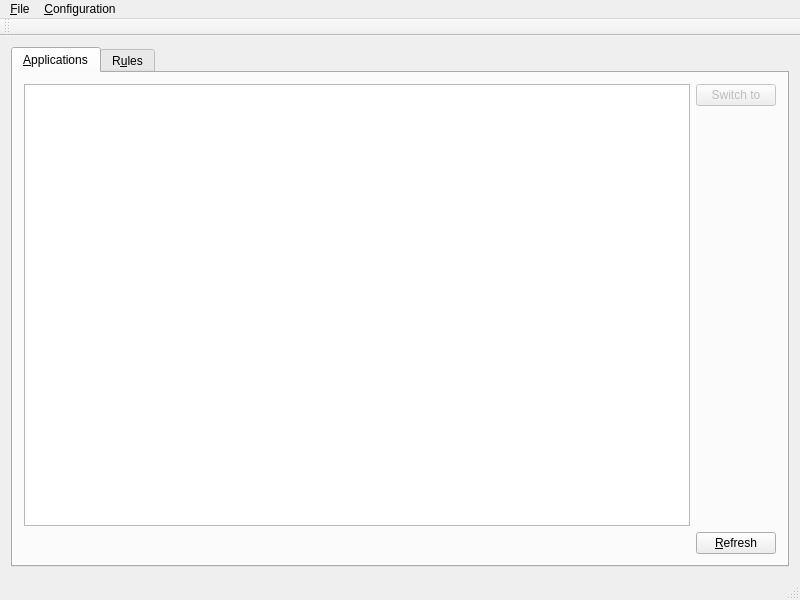
Qt form source/mainwindow.ui (martin-kudlicka/virtual-desktop-manager) before a commit.
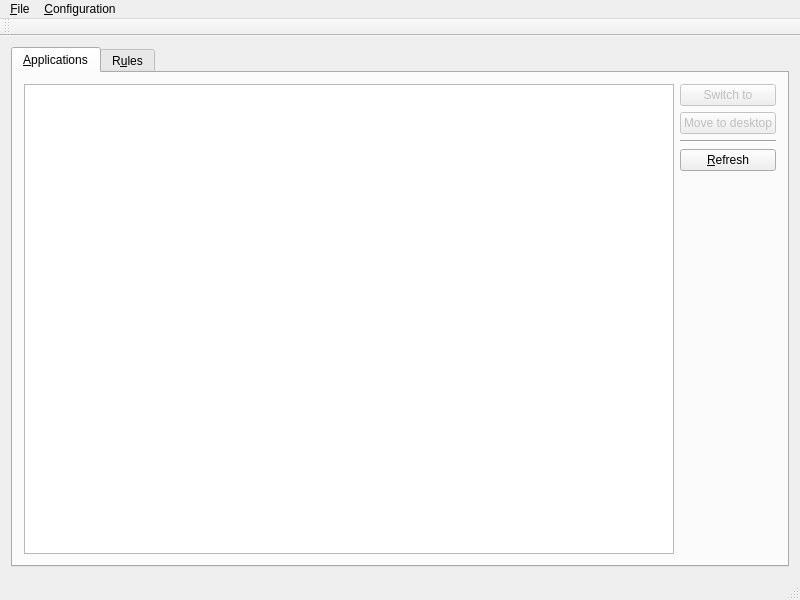
The same form after that commit.

Commit message: + move to desktop button

The edit to the form file:
```diff
--- a/source/mainwindow.ui
+++ b/source/mainwindow.ui
@@ -24,7 +24,7 @@
        <attribute name="title">
         <string>&amp;Applications</string>
        </attribute>
-       <layout class="QVBoxLayout" name="verticalLayout_4">
+       <layout class="QHBoxLayout" name="horizontalLayout">
         <item>
          <layout class="QHBoxLayout" name="horizontalLayout_3">
           <item>
@@ -49,6 +49,30 @@
               </property>
              </widget>
             </item>
+            <item>
+             <widget class="QPushButton" name="moveToDesktopButton">
+              <property name="enabled">
+               <bool>false</bool>
+              </property>
+              <property name="text">
+               <string>Move to desktop</string>
+              </property>
+             </widget>
+            </item>
+            <item>
+             <widget class="Line" name="line_2">
+              <property name="orientation">
+               <enum>Qt::Horizontal</enum>
+              </property>
+             </widget>
+            </item>
+            <item>
+             <widget class="QPushButton" name="refreshApplicationsButton">
+              <property name="text">
+               <string>&amp;Refresh</string>
+              </property>
+             </widget>
+            </item>
             <item>
              <spacer name="verticalSpacer_2">
               <property name="orientation">
@@ -66,30 +90,6 @@
           </item>
          </layout>
         </item>
-        <item>
-         <layout class="QHBoxLayout" name="horizontalLayout">
-          <item>
-           <spacer name="horizontalSpacer">
-            <property name="orientation">
-             <enum>Qt::Horizontal</enum>
-            </property>
-            <property name="sizeHint" stdset="0">
-             <size>
-              <width>40</width>
-              <height>20</height>
-             </size>
-            </property>
-           </spacer>
-          </item>
-          <item>
-           <widget class="QPushButton" name="refreshApplicationsButton">
-            <property name="text">
-             <string>&amp;Refresh</string>
-            </property>
-           </widget>
-          </item>
-         </layout>
-        </item>
        </layout>
       </widget>
       <widget class="QWidget" name="tab_2">
```
The commit also changes 2 other files.
